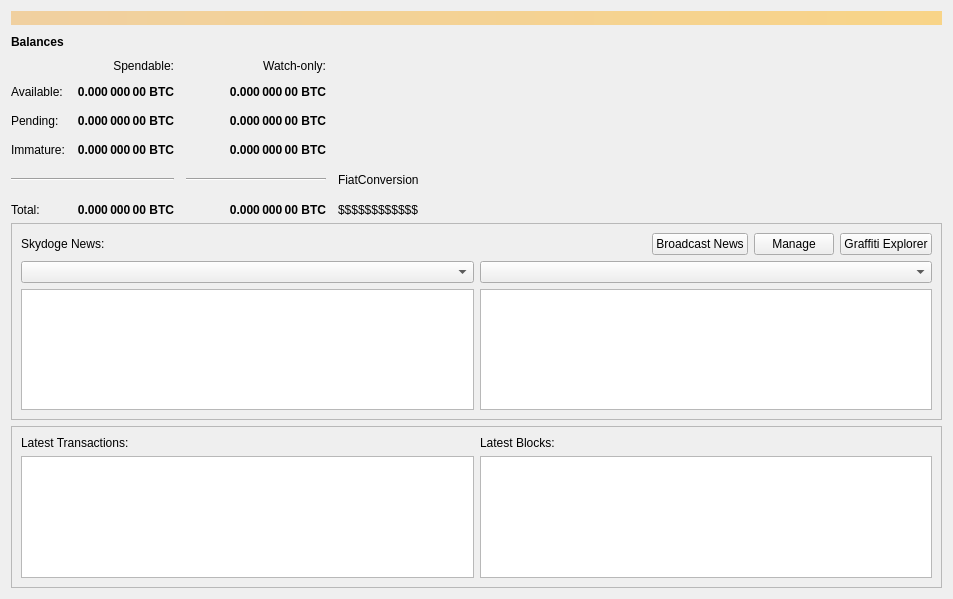
Qt form src/qt/forms/overviewpage.ui (skydogenet/mainchain) before a commit.
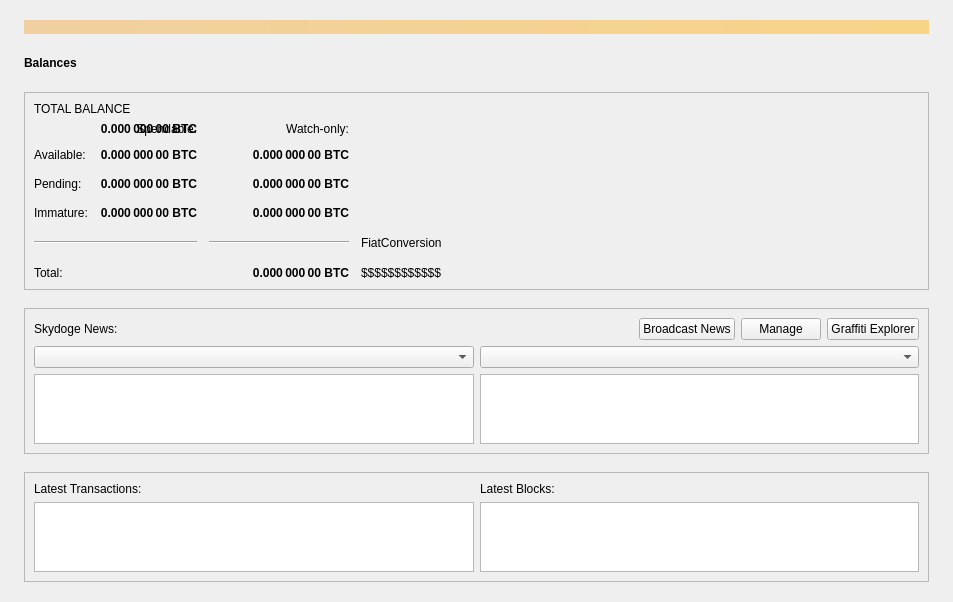
The same form after that commit. Icons and pictures are not drawn.

```diff
--- a/src/qt/forms/overviewpage.ui
+++ b/src/qt/forms/overviewpage.ui
@@ -14,6 +14,21 @@
    <string>Form</string>
   </property>
   <layout class="QVBoxLayout" name="topLayout">
+   <property name="spacing">
+    <number>18</number>
+   </property>
+   <property name="leftMargin">
+    <number>24</number>
+   </property>
+   <property name="topMargin">
+    <number>20</number>
+   </property>
+   <property name="rightMargin">
+    <number>24</number>
+   </property>
+   <property name="bottomMargin">
+    <number>20</number>
+   </property>
    <item>
     <widget class="QLabel" name="labelAlerts">
      <property name="visible">
@@ -97,11 +112,24 @@
     </layout>
    </item>
    <item>
+    <widget class="QFrame" name="cardBalance">
+     <property name="frameShape">
+      <enum>QFrame::StyledPanel</enum>
+     </property>
+     <layout class="QVBoxLayout" name="cardBalanceLayout">
+      <item>
+       <widget class="QLabel" name="labelTotalEyebrow">
+        <property name="text">
+         <string notr="true">TOTAL BALANCE</string>
+        </property>
+       </widget>
+      </item>
+      <item>
     <layout class="QGridLayout" name="gridLayout">
      <property name="spacing">
       <number>12</number>
      </property>
-     <item row="5" column="1">
+     <item row="0" column="0" colspan="2">
       <widget class="QLabel" name="labelTotal">
        <property name="font">
         <font>
@@ -448,6 +476,9 @@
       </layout>
      </item>
     </layout>
+      </item>
+     </layout>
+    </widget>
    </item>
    <item>
     <widget class="QFrame" name="frame_2">
```
